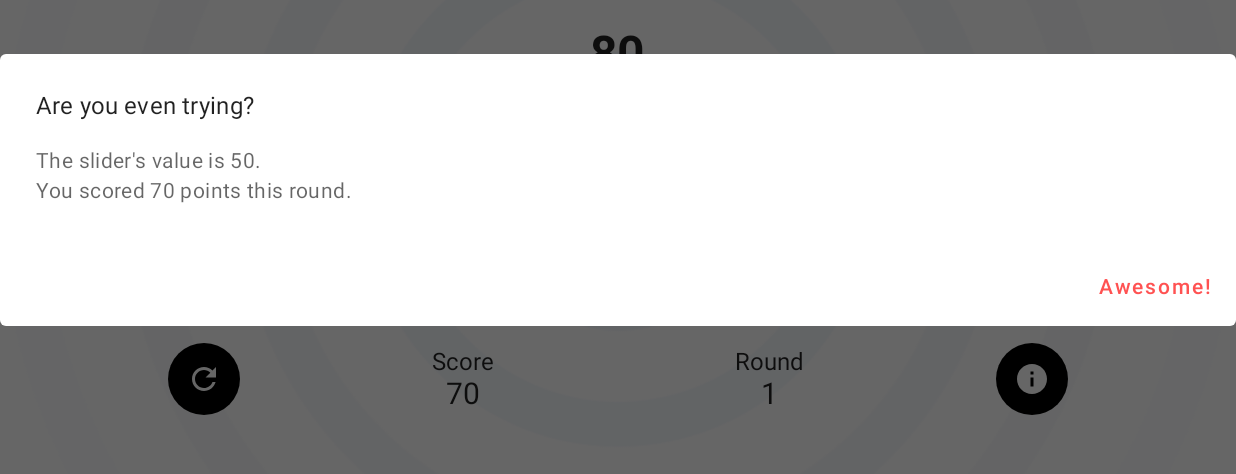
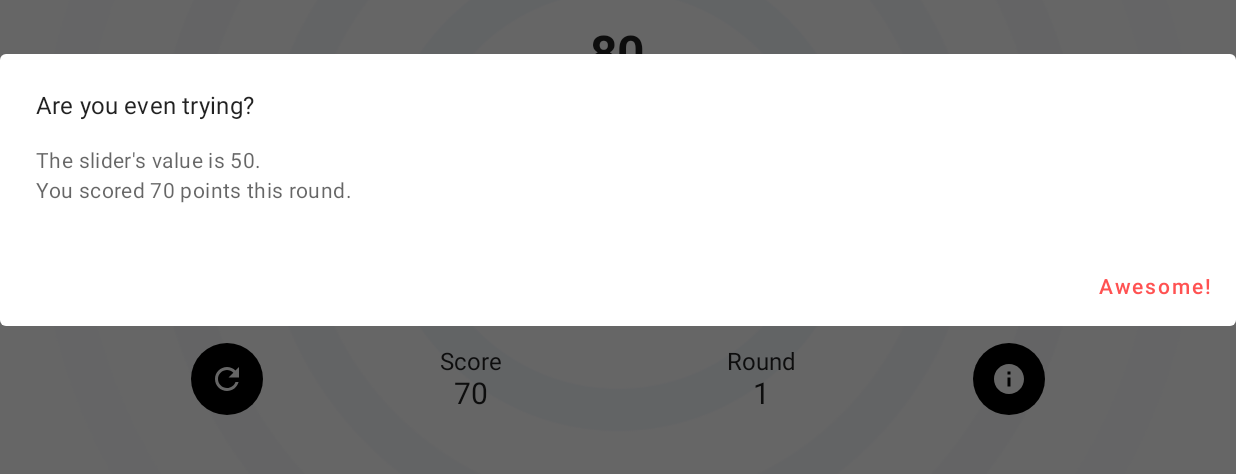
Before and after one commit to materokatti/bullseye-game, an Android app built with Jetpack Compose: the screen it shows after launch (MainActivity), after a tap on "HIT ME", on a phone screen of 824 x 412 dp (held sideways), the part 119-593 px from its top. Run offline under Robolectric (Android 15) with nearby library versions, the phone set to English and light mode, and no system bars.

Commit message:
fix : modified the app to occupy the status bar area and navigation button area

```diff
--- a/app/src/main/java/com/devstory/bullseye_game/MainActivity.kt
+++ b/app/src/main/java/com/devstory/bullseye_game/MainActivity.kt
@@ -4,11 +4,14 @@ import android.os.Bundle
 import androidx.activity.ComponentActivity
 import androidx.activity.compose.setContent
 import androidx.compose.foundation.layout.fillMaxSize
+import androidx.compose.foundation.layout.padding
 import androidx.compose.material.MaterialTheme
 import androidx.compose.material.Surface
 import androidx.compose.runtime.Composable
 import androidx.compose.ui.Modifier
+import androidx.compose.ui.unit.dp
 import androidx.core.splashscreen.SplashScreen.Companion.installSplashScreen
+import androidx.core.view.WindowCompat
 import androidx.navigation.compose.NavHost
 import androidx.navigation.compose.composable
 import androidx.navigation.compose.rememberNavController
@@ -21,6 +24,7 @@ class MainActivity : ComponentActivity() {
         installSplashScreen()
 
         super.onCreate(savedInstanceState)
+        WindowCompat.setDecorFitsSystemWindows(window, false)
         setContent {
             BullseyeGameTheme {
                 // A surface container using the 'background' color from the theme
@@ -35,7 +39,7 @@ class MainActivity : ComponentActivity() {
 @Composable
 fun MainScreen() {
     val navController = rememberNavController()
-    NavHost(navController, "game screen") {
+    NavHost(navController, "game screen", modifier = Modifier.padding(horizontal = 25.dp)) {
         composable("game screen") { GameScreen(
             onNavigationToAbout = {navController.navigate("about")}
         ) }
```
